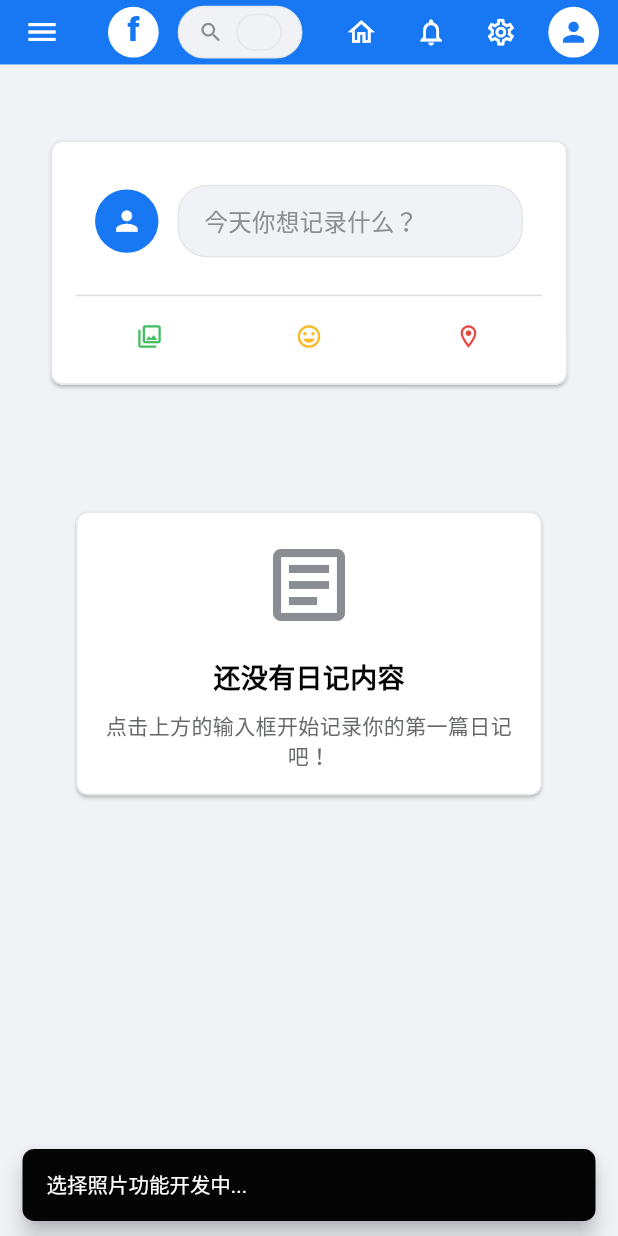
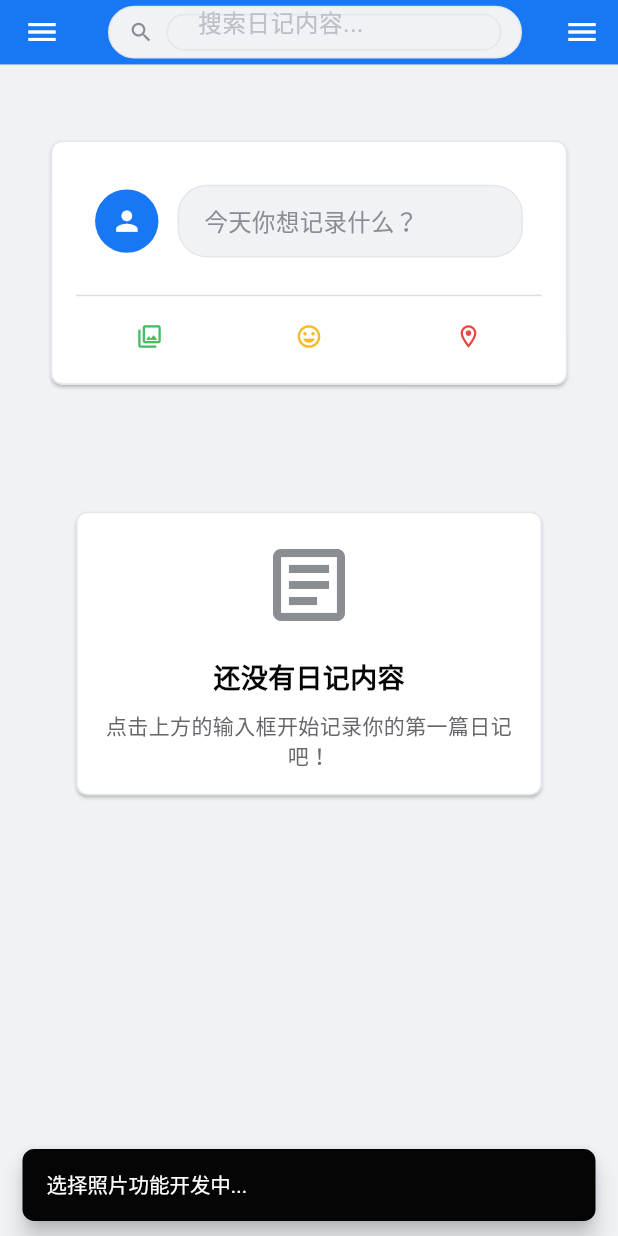
Before and after one commit to Kariseven323/inkboard, a Flutter app: the screen it shows after launch, after a tap on the "photo library" icon, on a phone screen of 412 x 824 dp. Run offline on Flutter 3.47's test engine with Material 3 defaults, Android fonts, the phone set to English and light mode, and no system bars; our stand-ins replace drift, equatable, flutter_riverpod, flutter_screenutil, flutter_secure_storage, get_it and 2 more; accounts and stored records are empty; generated files the repository leaves out were written again; Roboto replaces fonts that are missing (SF Pro Display).

Commit message:
布局与侧边栏的改造并同步更新测试

```diff
--- a/lib/presentation/layouts/facebook_layout.dart
+++ b/lib/presentation/layouts/facebook_layout.dart
@@ -49,66 +49,12 @@
       elevation: 0,
       toolbarHeight: FacebookSizes.navBarHeight,
       centerTitle: false,
-      title: Row(
+      title: const Row(
         children: [
-          // Facebook logo
-          // Facebook Logo（蓝底白 f 文字符号，避免重复Icon匹配）
-          Container(
-            width: 32.w,
-            height: 32.w,
-            decoration: const BoxDecoration(
-              color: FacebookColors.textOnPrimary,
-              shape: BoxShape.circle,
-            ),
-            alignment: Alignment.center,
-            child: const Text(
-              'f',
-              key: Key('appbar_fb_icon'),
-              style: TextStyle(
-                fontSize: 22,
-                fontWeight: FontWeight.w900,
-                color: FacebookColors.primary,
-                height: 1,
-              ),
-            ),
-          ),
-          SizedBox(width: FacebookSizes.spacing12),
-
-          // 搜索框（提取为可悬停/聚焦的组件）
-          const Expanded(child: _NavSearchField()),
+          // 仅保留搜索框
+          Expanded(child: _NavSearchField()),
         ],
       ),
-      actions: [
-        // 右侧图标按钮（36px圆形，悬停#F0F2F5）
-        _fbIconButton(
-          Icons.home_outlined,
-          () {},
-          key: const Key('nav_icon_home'),
-        ),
-        _fbIconButton(
-          Icons.notifications_outlined,
-          () {},
-          key: const Key('nav_icon_notifications'),
-        ),
-        _fbIconButton(Icons.settings_outlined, () {
-          Navigator.of(
-            context,
-          ).push(MaterialPageRoute(builder: (_) => const SettingsPage()));
-        }, key: const Key('nav_icon_settings')),
-        SizedBox(width: FacebookSizes.spacing8),
-
-        // 用户头像
-        CircleAvatar(
-          radius: FacebookSizes.avatarSmall / 2,
-          backgroundColor: FacebookColors.textOnPrimary,
-          child: Icon(
-            Icons.person,
-            color: FacebookColors.primary,
-            size: FacebookSizes.iconMedium,
-          ),
-        ),
-        SizedBox(width: FacebookSizes.spacing12),
-      ],
     );
   }
 
--- a/lib/presentation/widgets/common/facebook_left_sidebar.dart
+++ b/lib/presentation/widgets/common/facebook_left_sidebar.dart
@@ -4,8 +4,8 @@
 import '../../../core/theme/facebook_text_styles.dart';
 import '../../pages/tag_management_page.dart';
 import '../../pages/favorites_page.dart';
-import '../../pages/search_page.dart';
 import '../../pages/export_page.dart';
+import '../../pages/settings_page.dart';
 
 /// Facebook风格的左侧导航栏
 class FacebookLeftSidebar extends StatelessWidget {
@@ -20,7 +20,7 @@
       child: Column(
         children: [
           // 顶部用户信息
-          _buildUserProfile(),
+          _buildUserProfile(context),
 
           // 导航菜单
           Expanded(
@@ -31,11 +31,6 @@
                   icon: Icons.home_outlined,
                   title: '主页',
                   isActive: true,
-                  onTap: () {},
-                ),
-                _buildNavigationItem(
-                  icon: Icons.edit_note_outlined,
-                  title: '我的日记',
                   onTap: () {},
                 ),
                 _buildNavigationItem(
@@ -63,15 +58,6 @@
                   title: '统计分析',
                   onTap: () {},
                 ),
-                _buildNavigationItem(
-                  icon: Icons.search_outlined,
-                  title: '高级搜索',
-                  onTap: () {
-                    Navigator.of(context).push(
-                      MaterialPageRoute(builder: (_) => const SearchPage()),
-                    );
-                  },
-                ),
 
                 // 分割线
                 Divider(
@@ -94,7 +80,11 @@
                 _buildNavigationItem(
                   icon: Icons.settings_outlined,
                   title: '设置',
-                  onTap: () {},
+                  onTap: () {
+                    Navigator.of(context).push(
+                      MaterialPageRoute(builder: (_) => const SettingsPage()),
+                    );
+                  },
                 ),
 
                 // 底部信息移入可滚动区域，避免整体高度溢出
@@ -111,8 +101,16 @@
   }
 
   /// 构建用户资料信息
-  Widget _buildUserProfile() {
-    return Container(
+  Widget _buildUserProfile(BuildContext context) {
+    return InkWell(
+      onTap: () {
+        // Sprint1：先跳转到设置页中的外观/通用，后续Sprint2替换为“编辑资料”页面
+        Navigator.of(context).push(
+          MaterialPageRoute(builder: (_) => const SettingsPage()),
+        );
+      },
+      borderRadius: BorderRadius.circular(FacebookSizes.radiusLarge),
+      child: Container(
         padding: const EdgeInsets.all(12),
         child: LayoutBuilder(
           builder: (context, constraints) {
@@ -163,6 +161,7 @@
             ],
           );
         },
+      ),
     ),
     );
   }
```
Also changed, not shown: 6 other files. Lines whose indentation alone changed are shown as unchanged.
